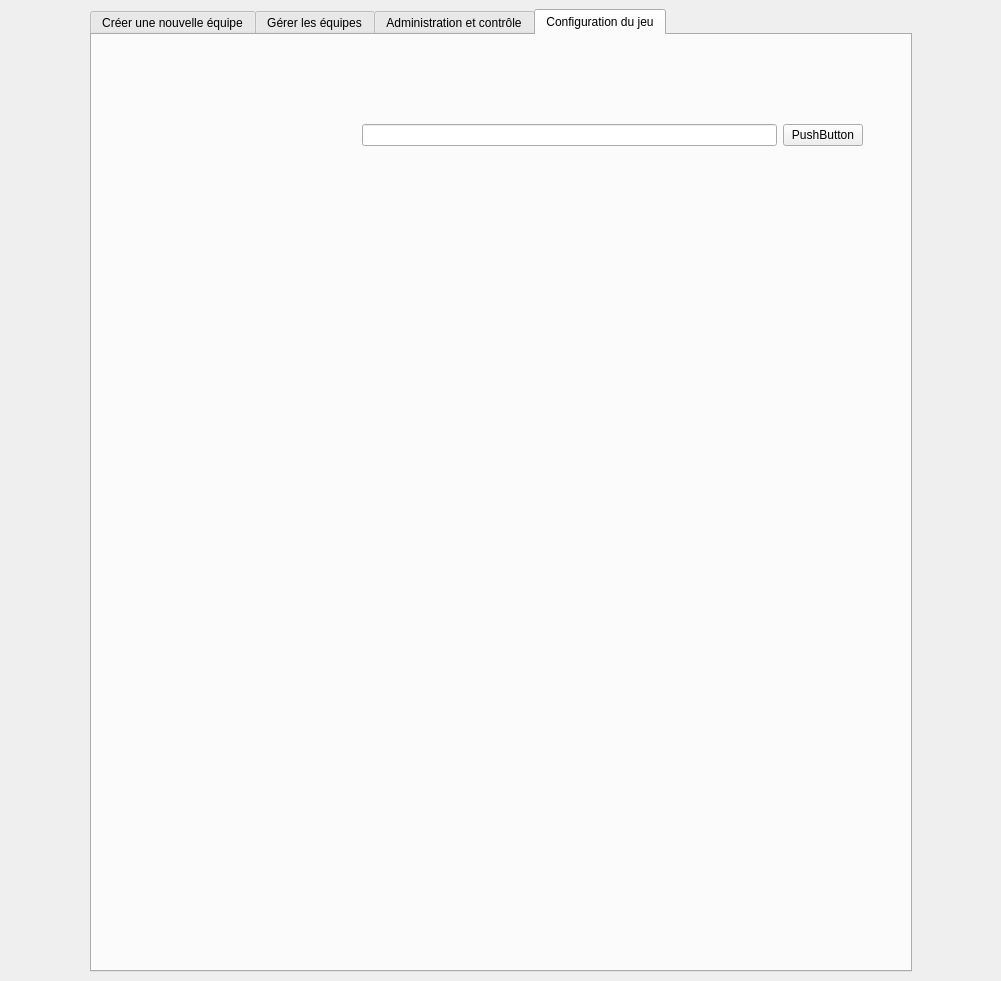
The window that thecubeivazio/cubegui/cubegui.ui (jwav/thecube-ivazio) describes before a commit, drawn with Qt 5.
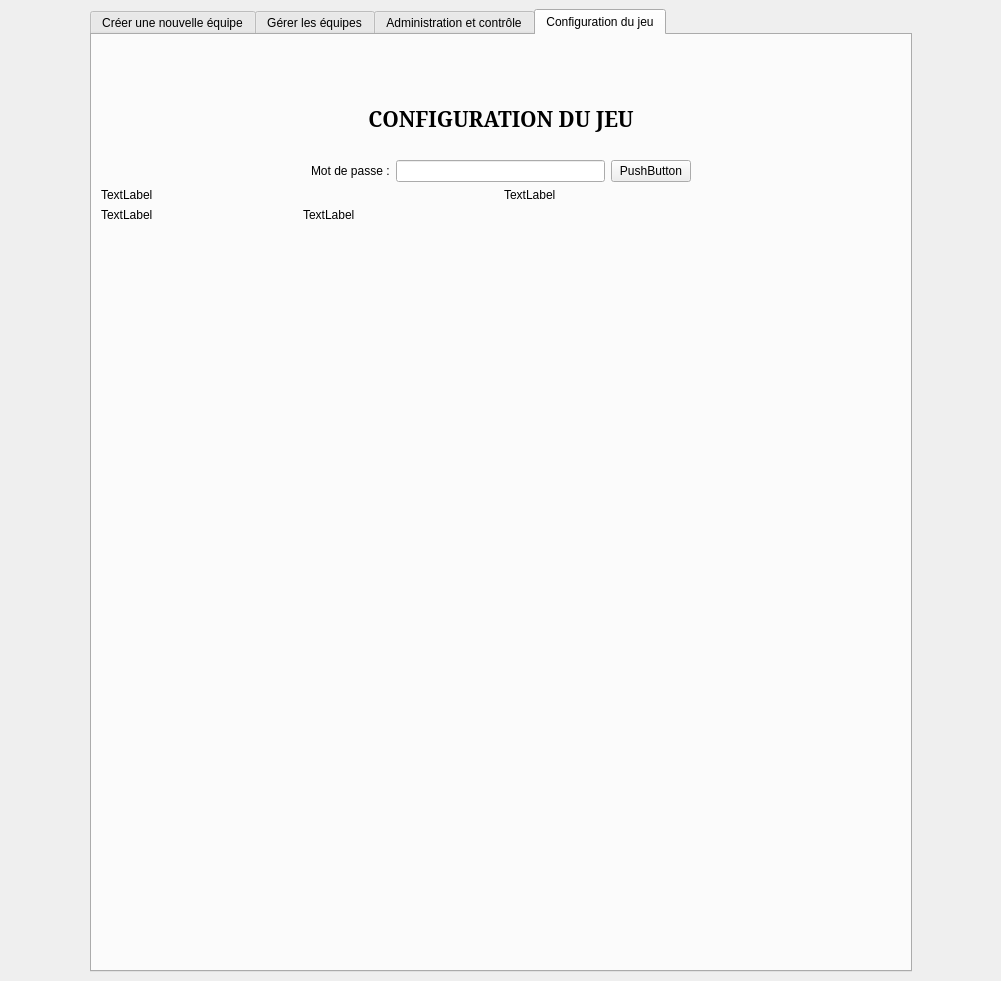
The same window after the commit. The open tabs and pages were chosen to show the change. Icons and pictures are not drawn.

```diff
--- a/thecubeivazio/cubegui/cubegui.ui
+++ b/thecubeivazio/cubegui/cubegui.ui
@@ -1338,32 +1338,187 @@
        <attribute name="title">
         <string>Configuration du jeu</string>
        </attribute>
-       <widget class="QWidget" name="gridLayoutWidget">
-        <property name="geometry">
-         <rect>
-          <x>270</x>
-          <y>60</y>
-          <width>501</width>
-          <height>80</height>
-         </rect>
-        </property>
-        <layout class="QGridLayout" name="gridLayout">
-         <item row="0" column="0">
-          <widget class="QLineEdit" name="lineConfigPassword">
-           <property name="echoMode">
-            <enum>QLineEdit::Password</enum>
-           </property>
-          </widget>
-         </item>
-         <item row="0" column="1">
-          <widget class="QPushButton" name="btnConfigPassword">
-           <property name="text">
-            <string>PushButton</string>
-           </property>
-          </widget>
-         </item>
-        </layout>
-       </widget>
+       <layout class="QVBoxLayout" name="verticalLayout_4">
+        <item>
+         <widget class="QLabel" name="label_10">
+          <property name="text">
+           <string/>
+          </property>
+          <property name="pixmap">
+           <pixmap resource="resources.qrc">:/images/images/logo_thecube_top.png</pixmap>
+          </property>
+          <property name="alignment">
+           <set>Qt::AlignCenter</set>
+          </property>
+         </widget>
+        </item>
+        <item>
+         <spacer name="verticalSpacer_29">
+          <property name="orientation">
+           <enum>Qt::Vertical</enum>
+          </property>
+          <property name="sizeType">
+           <enum>QSizePolicy::Fixed</enum>
+          </property>
+          <property name="sizeHint" stdset="0">
+           <size>
+            <width>20</width>
+            <height>40</height>
+           </size>
+          </property>
+         </spacer>
+        </item>
+        <item>
+         <widget class="QLabel" name="lblNewteamStatusText_7">
+          <property name="font">
+           <font>
+            <family>Noto Serif</family>
+            <pointsize>16</pointsize>
+            <weight>75</weight>
+            <bold>true</bold>
+           </font>
+          </property>
+          <property name="text">
+           <string>CONFIGURATION DU JEU</string>
+          </property>
+          <property name="alignment">
+           <set>Qt::AlignCenter</set>
+          </property>
+         </widget>
+        </item>
+        <item>
+         <spacer name="verticalSpacer_18">
+          <property name="orientation">
+           <enum>Qt::Vertical</enum>
+          </property>
+          <property name="sizeType">
+           <enum>QSizePolicy::Fixed</enum>
+          </property>
+          <property name="sizeHint" stdset="0">
+           <size>
+            <width>20</width>
+            <height>20</height>
+           </size>
+          </property>
+         </spacer>
+        </item>
+        <item>
+         <layout class="QGridLayout" name="gridLayout">
+          <item row="0" column="0">
+           <spacer name="horizontalSpacer_11">
+            <property name="orientation">
+             <enum>Qt::Horizontal</enum>
+            </property>
+            <property name="sizeHint" stdset="0">
+             <size>
+              <width>40</width>
+              <height>20</height>
+             </size>
+            </property>
+           </spacer>
+          </item>
+          <item row="0" column="2">
+           <widget class="QLineEdit" name="lineConfigPassword">
+            <property name="minimumSize">
+             <size>
+              <width>200</width>
+              <height>0</height>
+             </size>
+            </property>
+            <property name="maximumSize">
+             <size>
+              <width>300</width>
+              <height>16777215</height>
+             </size>
+            </property>
+            <property name="echoMode">
+             <enum>QLineEdit::Password</enum>
+            </property>
+           </widget>
+          </item>
+          <item row="0" column="4">
+           <spacer name="horizontalSpacer_4">
+            <property name="orientation">
+             <enum>Qt::Horizontal</enum>
+            </property>
+            <property name="sizeHint" stdset="0">
+             <size>
+              <width>40</width>
+              <height>20</height>
+             </size>
+            </property>
+           </spacer>
+          </item>
+          <item row="0" column="3">
+           <widget class="QPushButton" name="btnConfigPassword">
+            <property name="text">
+             <string>PushButton</string>
+            </property>
+           </widget>
+          </item>
+          <item row="0" column="1">
+           <widget class="QLabel" name="label_11">
+            <property name="text">
+             <string>Mot de passe :</string>
+            </property>
+           </widget>
+          </item>
+         </layout>
+        </item>
+        <item>
+         <layout class="QVBoxLayout" name="verticalLayoutAdminMain">
+          <item>
+           <layout class="QGridLayout" name="gridLayout_9">
+            <item row="0" column="1">
+             <widget class="QLabel" name="label_6">
+              <property name="text">
+               <string>TextLabel</string>
+              </property>
+             </widget>
+            </item>
+            <item row="0" column="0">
+             <widget class="QLabel" name="label_4">
+              <property name="text">
+               <string>TextLabel</string>
+              </property>
+             </widget>
+            </item>
+            <item row="1" column="0">
+             <layout class="QGridLayout" name="gridLayout_10">
+              <item row="0" column="0">
+               <widget class="QLabel" name="label_7">
+                <property name="text">
+                 <string>TextLabel</string>
+                </property>
+               </widget>
+              </item>
+              <item row="0" column="1">
+               <widget class="QLabel" name="label_9">
+                <property name="text">
+                 <string>TextLabel</string>
+                </property>
+               </widget>
+              </item>
+             </layout>
+            </item>
+           </layout>
+          </item>
+          <item>
+           <spacer name="verticalSpacer_2">
+            <property name="orientation">
+             <enum>Qt::Vertical</enum>
+            </property>
+            <property name="sizeHint" stdset="0">
+             <size>
+              <width>20</width>
+              <height>40</height>
+             </size>
+            </property>
+           </spacer>
+          </item>
+         </layout>
+        </item>
+       </layout>
       </widget>
      </widget>
     </item>
```
Left out of the diff: 277 changed lines with no effect on the pictures.
